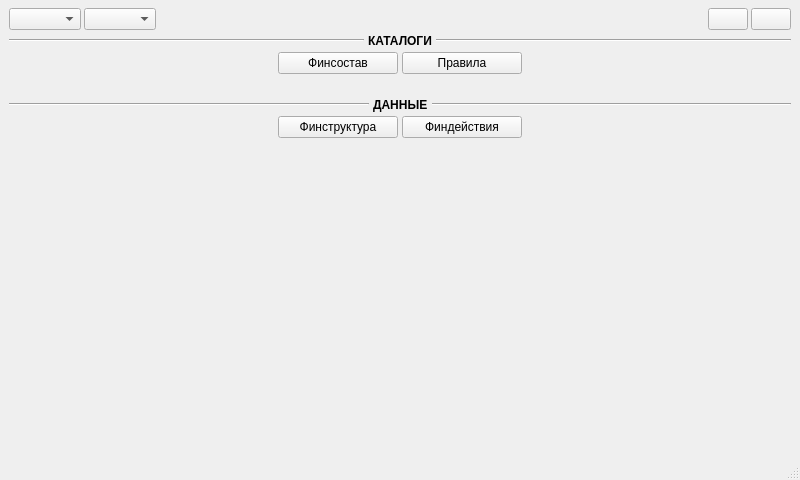
First picture: the form in ui/forms/form_main.ui, repository e-vladimir/finmanager, before the edit.
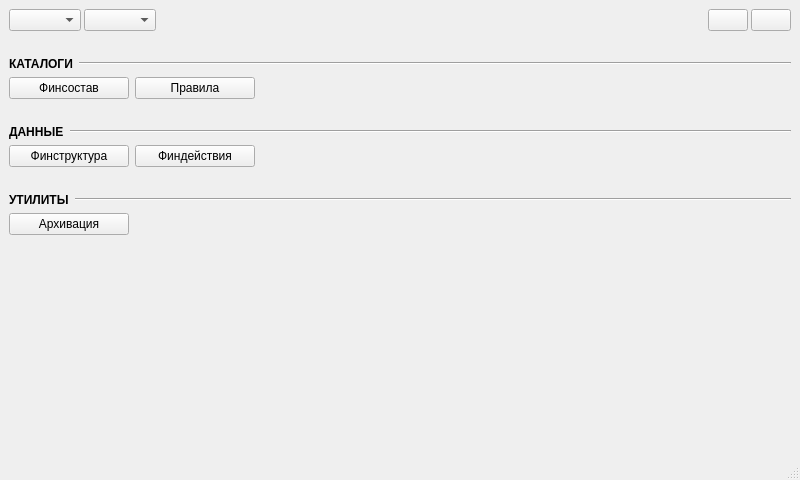
Second picture: the form after the edit.

Patch:
```diff
--- a/ui/forms/form_main.ui
+++ b/ui/forms/form_main.ui
@@ -15,12 +15,6 @@
   </property>
   <widget class="QWidget" name="centralwidget">
    <layout class="QVBoxLayout" name="verticalLayout">
-    <property name="spacing">
-     <number>4</number>
-    </property>
-    <property name="topMargin">
-     <number>8</number>
-    </property>
     <item>
      <layout class="QHBoxLayout" name="horizontalLayout">
       <property name="spacing">
@@ -62,14 +56,23 @@
      </layout>
     </item>
     <item>
-     <layout class="QHBoxLayout" name="horizontalLayout_2" stretch="1,0,1">
-      <item>
-       <widget class="Line" name="line">
-        <property name="orientation">
-         <enum>Qt::Orientation::Horizontal</enum>
-        </property>
-       </widget>
-      </item>
+     <spacer name="verticalSpacer_4">
+      <property name="orientation">
+       <enum>Qt::Orientation::Vertical</enum>
+      </property>
+      <property name="sizeType">
+       <enum>QSizePolicy::Policy::Fixed</enum>
+      </property>
+      <property name="sizeHint" stdset="0">
+       <size>
+        <width>20</width>
+        <height>20</height>
+       </size>
+      </property>
+     </spacer>
+    </item>
+    <item>
+     <layout class="QHBoxLayout" name="horizontalLayout_2" stretch="0,1">
       <item>
        <widget class="QLabel" name="label">
         <property name="font">
@@ -93,19 +96,6 @@
     </item>
     <item>
      <layout class="QHBoxLayout" name="horizontalLayout_4">
-      <item>
-       <spacer name="horizontalSpacer_2">
-        <property name="orientation">
-         <enum>Qt::Orientation::Horizontal</enum>
-        </property>
-        <property name="sizeHint" stdset="0">
-         <size>
-          <width>40</width>
-          <height>20</height>
-         </size>
-        </property>
-       </spacer>
-      </item>
       <item>
        <widget class="QPushButton" name="btn_fincomposition">
         <property name="minimumSize">
@@ -148,7 +138,7 @@
      </layout>
     </item>
     <item>
-     <spacer name="verticalSpacer_4">
+     <spacer name="verticalSpacer_6">
       <property name="orientation">
        <enum>Qt::Orientation::Vertical</enum>
       </property>
@@ -164,14 +154,7 @@
      </spacer>
     </item>
     <item>
-     <layout class="QHBoxLayout" name="horizontalLayout_3" stretch="1,0,1">
-      <item>
-       <widget class="Line" name="line_3">
-        <property name="orientation">
-         <enum>Qt::Orientation::Horizontal</enum>
-        </property>
-       </widget>
-      </item>
+     <layout class="QHBoxLayout" name="horizontalLayout_3" stretch="0,1">
       <item>
        <widget class="QLabel" name="label_2">
         <property name="font">
@@ -195,19 +178,6 @@
     </item>
     <item>
      <layout class="QHBoxLayout" name="horizontalLayout_5">
-      <item>
-       <spacer name="horizontalSpacer_4">
-        <property name="orientation">
-         <enum>Qt::Orientation::Horizontal</enum>
-        </property>
-        <property name="sizeHint" stdset="0">
-         <size>
-          <width>40</width>
-          <height>20</height>
-         </size>
-        </property>
-       </spacer>
-      </item>
       <item>
        <widget class="QPushButton" name="btn_finstruct">
         <property name="minimumSize">
@@ -249,6 +219,75 @@
       </item>
      </layout>
     </item>
+    <item>
+     <spacer name="verticalSpacer_7">
+      <property name="orientation">
+       <enum>Qt::Orientation::Vertical</enum>
+      </property>
+      <property name="sizeType">
+       <enum>QSizePolicy::Policy::Fixed</enum>
+      </property>
+      <property name="sizeHint" stdset="0">
+       <size>
+        <width>20</width>
+        <height>20</height>
+       </size>
+      </property>
+     </spacer>
+    </item>
+    <item>
+     <layout class="QHBoxLayout" name="horizontalLayout_6" stretch="0,1">
+      <item>
+       <widget class="QLabel" name="label_3">
+        <property name="font">
+         <font>
+          <bold>true</bold>
+         </font>
+        </property>
+        <property name="text">
+         <string>УТИЛИТЫ</string>
+        </property>
+       </widget>
+      </item>
+      <item>
+       <widget class="Line" name="line_5">
+        <property name="orientation">
+         <enum>Qt::Orientation::Horizontal</enum>
+        </property>
+       </widget>
+      </item>
+     </layout>
+    </item>
+    <item>
+     <layout class="QHBoxLayout" name="horizontalLayout_7">
+      <item>
+       <widget class="QPushButton" name="btn_backup">
+        <property name="minimumSize">
+         <size>
+          <width>120</width>
+          <height>0</height>
+         </size>
+        </property>
+        <property name="text">
+         <string>Архивация</string>
+        </property>
+       </widget>
+      </item>
+      <item>
+       <spacer name="horizontalSpacer_6">
+        <property name="orientation">
+         <enum>Qt::Orientation::Horizontal</enum>
+        </property>
+        <property name="sizeHint" stdset="0">
+         <size>
+          <width>40</width>
+          <height>20</height>
+         </size>
+        </property>
+       </spacer>
+      </item>
+     </layout>
+    </item>
     <item>
      <spacer name="verticalSpacer_5">
       <property name="orientation">
@@ -259,8 +298,8 @@
       </property>
       <property name="sizeHint" stdset="0">
        <size>
-        <width>20</width>
-        <height>212</height>
+        <width>17</width>
+        <height>120</height>
        </size>
       </property>
      </spacer>
```
